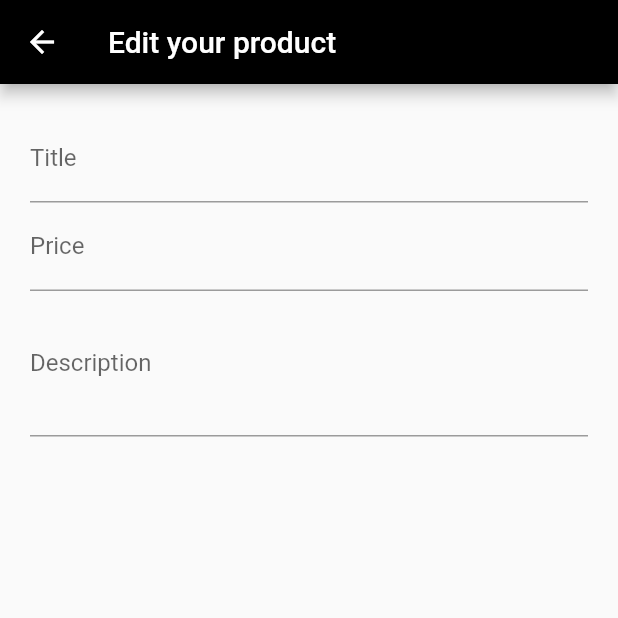
After one commit to rehan-sattar/shop_app_flutter, a Flutter app: the EditProductScreen screen opened by its route, on a phone screen of 412 x 824 dp, the top half of it. The commit adds this screen. Run offline on Flutter 3.47's test engine with Material 2 defaults, Android fonts, the phone set to English and light mode, and no system bars; network calls fail.

Commit message:
📦 NEW:  add edit screen & fields for edit form

```diff
--- a/lib/main.dart
+++ b/lib/main.dart
@@ -6,6 +6,7 @@ import './screens/product_overvierw_screen.dart';
 import './screens/product_details_screen.dart';
 import './screens/cart_screen.dart';
 import './screens/user_products_screen.dart';
+import './screens/edit_product_screen.dart';
 import './providers/products.dart';
 import './providers/cart.dart';
 import './providers/orders.dart';
@@ -38,7 +39,8 @@ class MyApp extends StatelessWidget {
           ProductDetailsScreen.routeName: (ctx) => ProductDetailsScreen(),
           CartScreem.routeName: (ctx) => CartScreem(),
           OrdersScreen.routeName: (ctx) => OrdersScreen(),
-          UserProductsScreen.routeName: (ctx) => UserProductsScreen()
+          UserProductsScreen.routeName: (ctx) => UserProductsScreen(),
+          EditProductScreen.routeName: (ctx) => EditProductScreen()
         },
       ),
     );
--- /dev/null
+++ b/lib/screens/edit_product_screen.dart
@@ -0,0 +1,53 @@
+import 'package:flutter/material.dart';
+
+class EditProductScreen extends StatefulWidget {
+  EditProductScreen({Key key}) : super(key: key);
+  static const routeName = '/editProduct';
+
+  @override
+  _EditProductScreenState createState() => _EditProductScreenState();
+}
+
+class _EditProductScreenState extends State<EditProductScreen> {
+  final _priceFocusNode = FocusNode();
+  final _descriptionFocusNode = FocusNode();
+  @override
+  Widget build(BuildContext context) {
+    return Scaffold(
+      appBar: AppBar(
+        title: Text('Edit your product'),
+      ),
+      body: Padding(
+        padding: EdgeInsets.all(20),
+        child: Form(
+          child: ListView(
+            children: <Widget>[
+              TextFormField(
+                decoration: InputDecoration(labelText: 'Title'),
+                textInputAction: TextInputAction.next,
+                onFieldSubmitted: (_) {
+                  FocusScope.of(context).requestFocus(_priceFocusNode);
+                },
+              ),
+              TextFormField(
+                decoration: InputDecoration(labelText: 'Price'),
+                textInputAction: TextInputAction.next,
+                keyboardType: TextInputType.number,
+                focusNode: _priceFocusNode,
+                onFieldSubmitted: (_) {
+                  FocusScope.of(context).requestFocus(_descriptionFocusNode);
+                },
+              ),
+              TextFormField(
+                decoration: InputDecoration(labelText: 'Description'),
+                maxLines: 3,
+                keyboardType: TextInputType.multiline,
+                focusNode: _descriptionFocusNode,
+              )
+            ],
+          ),
+        ),
+      ),
+    );
+  }
+}
--- a/lib/screens/user_products_screen.dart
+++ b/lib/screens/user_products_screen.dart
@@ -1,7 +1,8 @@
 import 'package:flutter/material.dart';
 import 'package:provider/provider.dart';
-import 'package:shop_app/widgets/user_product_item.dart';
 
+import '../screens/edit_product_screen.dart';
+import '../widgets/user_product_item.dart';
 import '../providers/products.dart';
 import '../widgets/app_drawer.dart';
 
@@ -17,7 +18,7 @@ class UserProductsScreen extends StatelessWidget {
           IconButton(
             icon: const Icon(Icons.add),
             onPressed: () {
-              /// .....
+              Navigator.pushNamed(context, EditProductScreen.routeName);
             },
           )
         ],
```
